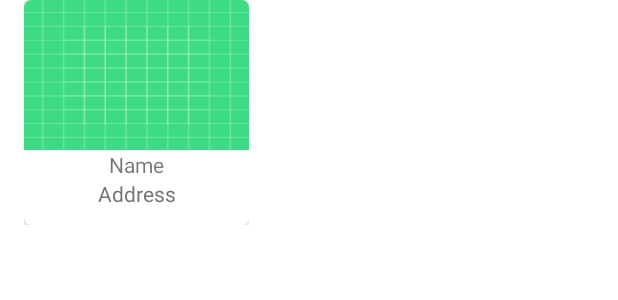
After one commit to rakesh-gyawali/FooDonate_Android_App, an Android app: the layout row_items.xml on its own in the app's theme, with its tools: preview values and no code run, on a phone screen of 412 x 824 dp. The commit adds this screen. Shown: the top 300 px of the screen. Run offline under Robolectric (Android 15) with nearby library versions, the phone set to English and light mode, and no system bars.

Commit message:
add rect horizontal recycler view

```diff
--- /dev/null
+++ b/app/src/main/res/layout/row_items.xml
@@ -0,0 +1,46 @@
+<?xml version="1.0" encoding="utf-8"?>
+<androidx.constraintlayout.widget.ConstraintLayout xmlns:android="http://schemas.android.com/apk/res/android"
+    xmlns:app="http://schemas.android.com/apk/res-auto"
+    android:layout_marginStart="16dp"
+    android:layout_width="wrap_content"
+    android:layout_height="wrap_content">
+
+    <androidx.cardview.widget.CardView
+        android:layout_width="150dp"
+        android:layout_height="150dp"
+        app:cardCornerRadius="5dp"
+        app:cardElevation="5dp"
+        app:layout_constraintBottom_toBottomOf="parent"
+        app:layout_constraintEnd_toEndOf="parent"
+        app:layout_constraintStart_toStartOf="parent"
+        app:layout_constraintTop_toTopOf="parent" >
+        <LinearLayout
+            android:layout_width="match_parent"
+            android:layout_height="match_parent"
+            android:orientation="vertical">
+
+            <ImageView
+                android:id="@+id/item_image"
+                android:layout_width="match_parent"
+                android:layout_height="100dp"
+                android:scaleType="fitXY"
+                app:srcCompat="@drawable/ic_launcher_background" />
+
+            <TextView
+                android:id="@+id/tvName"
+                android:layout_width="match_parent"
+                android:layout_height="wrap_content"
+                android:gravity="center"
+                android:text="Name"
+                />
+            <TextView
+                android:id="@+id/tvAddress"
+                android:layout_width="match_parent"
+                android:layout_height="wrap_content"
+                android:gravity="center"
+                android:textColor="@color/secondary_text"
+                android:text="Address"
+                />
+        </LinearLayout>
+    </androidx.cardview.widget.CardView>
+</androidx.constraintlayout.widget.ConstraintLayout>
```
Also changed, not shown: app/build.gradle (+7 -0 lines), app/src/main/java/com/example/food_donation_dissertation/HomeFragment.java (+51 -12 lines), app/src/main/java/com/example/food_donation_dissertation/adapter/RowItemAdapter.java (added, +70 -0 lines), app/src/main/java/com/example/food_donation_dissertation/model/RowItem.java (added, +46 -0 lines), app/src/main/res/layout/carousel_view.xml (added, +23 -0 lines), app/src/main/res/layout/fragment_home.xml (+8 -1 lines), app/src/main/res/drawable-v24/charity_logo.jpg (added), app/src/main/res/drawable-v24/test.jpg (added).
